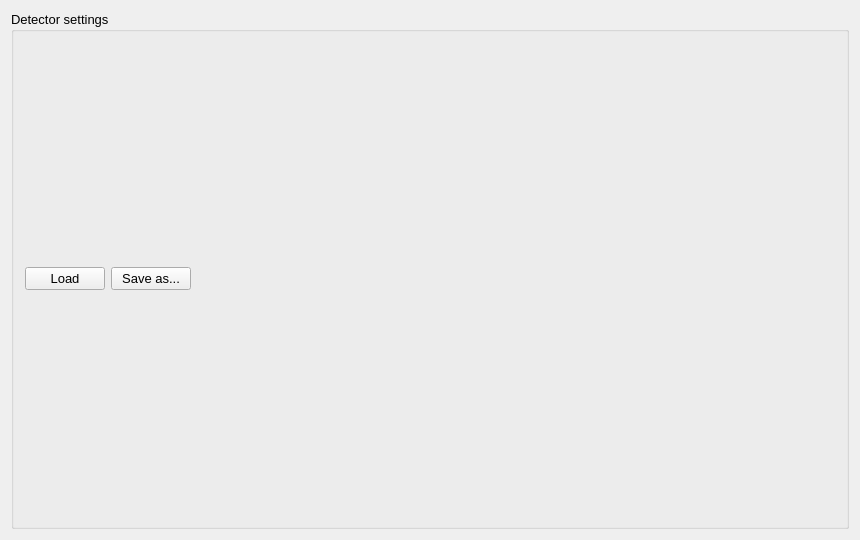
Above: ui_files/ui_request_detector_settings.ui from JYU-IBA/potku before the change. Below: the same form after it.
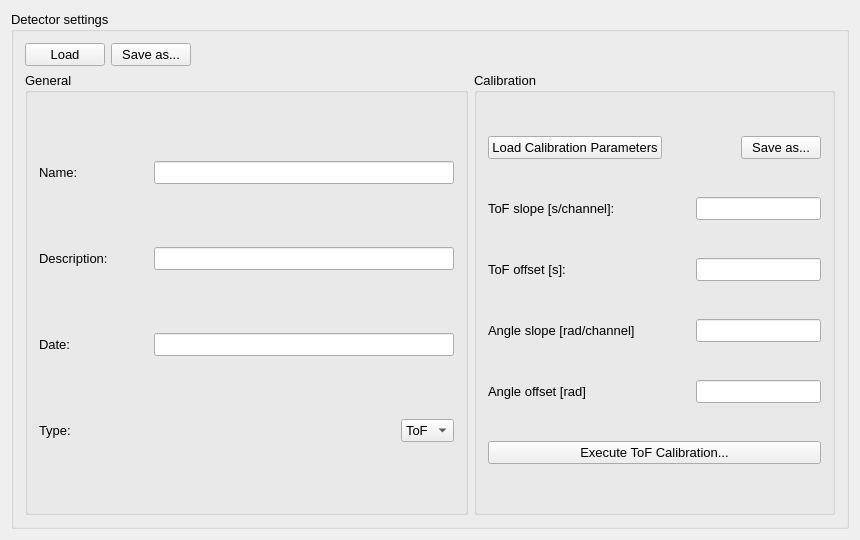
That is the form after the change.

Commit message:
Request Settings for measurement
View for measurement settings tab in request settings.

```diff
--- a/ui_files/ui_request_detector_settings.ui
+++ b/ui_files/ui_request_detector_settings.ui
@@ -44,42 +44,414 @@
        <property name="title">
         <string>Detector settings</string>
        </property>
-       <layout class="QHBoxLayout" name="horizontalLayout_14">
+       <layout class="QVBoxLayout" name="verticalLayout">
         <item>
-         <layout class="QVBoxLayout" name="verticalLayout_10">
+         <layout class="QHBoxLayout" name="horizontalLayout">
           <item>
-           <layout class="QHBoxLayout" name="horizontalLayout">
-            <item>
-             <widget class="QPushButton" name="loadButton">
-              <property name="text">
-               <string>Load</string>
-              </property>
-             </widget>
-            </item>
-            <item>
-             <widget class="QPushButton" name="saveButton">
-              <property name="text">
-               <string>Save as...</string>
-              </property>
-             </widget>
-            </item>
-            <item>
-             <spacer name="horizontalSpacer_4">
-              <property name="orientation">
-               <enum>Qt::Horizontal</enum>
-              </property>
-              <property name="sizeHint" stdset="0">
-               <size>
-                <width>40</width>
-                <height>20</height>
-               </size>
-              </property>
-             </spacer>
-            </item>
-           </layout>
+           <widget class="QPushButton" name="loadButton">
+            <property name="text">
+             <string>Load</string>
+            </property>
+           </widget>
           </item>
           <item>
-           <layout class="QHBoxLayout" name="horizontalLayout_5"/>
+           <widget class="QPushButton" name="saveButton">
+            <property name="text">
+             <string>Save as...</string>
+            </property>
+           </widget>
+          </item>
+          <item>
+           <spacer name="horizontalSpacer_4">
+            <property name="orientation">
+             <enum>Qt::Horizontal</enum>
+            </property>
+            <property name="sizeHint" stdset="0">
+             <size>
+              <width>40</width>
+              <height>20</height>
+             </size>
+            </property>
+           </spacer>
+          </item>
+         </layout>
+        </item>
+        <item>
+         <layout class="QHBoxLayout" name="horizontalLayout_2">
+          <item>
+           <widget class="QGroupBox" name="groupBox_9">
+            <property name="title">
+             <string>General</string>
+            </property>
+            <layout class="QGridLayout" name="gridLayout">
+             <item row="0" column="0">
+              <layout class="QHBoxLayout" name="horizontalLayout_34">
+               <item>
+                <widget class="QLabel" name="label_29">
+                 <property name="text">
+                  <string>Name:</string>
+                 </property>
+                </widget>
+               </item>
+               <item>
+                <spacer name="horizontalSpacer_33">
+                 <property name="orientation">
+                  <enum>Qt::Horizontal</enum>
+                 </property>
+                 <property name="sizeHint" stdset="0">
+                  <size>
+                   <width>40</width>
+                   <height>20</height>
+                  </size>
+                 </property>
+                </spacer>
+               </item>
+               <item>
+                <widget class="QLineEdit" name="energyLineEdit_3">
+                 <property name="minimumSize">
+                  <size>
+                   <width>300</width>
+                   <height>0</height>
+                  </size>
+                 </property>
+                 <property name="maximumSize">
+                  <size>
+                   <width>100</width>
+                   <height>16777215</height>
+                  </size>
+                 </property>
+                </widget>
+               </item>
+              </layout>
+             </item>
+             <item row="1" column="0">
+              <layout class="QHBoxLayout" name="horizontalLayout_33">
+               <item>
+                <widget class="QLabel" name="label_28">
+                 <property name="text">
+                  <string>Description:</string>
+                 </property>
+                </widget>
+               </item>
+               <item>
+                <spacer name="horizontalSpacer_32">
+                 <property name="orientation">
+                  <enum>Qt::Horizontal</enum>
+                 </property>
+                 <property name="sizeHint" stdset="0">
+                  <size>
+                   <width>40</width>
+                   <height>20</height>
+                  </size>
+                 </property>
+                </spacer>
+               </item>
+               <item>
+                <widget class="QLineEdit" name="energyLineEdit_2">
+                 <property name="minimumSize">
+                  <size>
+                   <width>300</width>
+                   <height>0</height>
+                  </size>
+                 </property>
+                 <property name="maximumSize">
+                  <size>
+                   <width>100</width>
+                   <height>16777215</height>
+                  </size>
+                 </property>
+                </widget>
+               </item>
+              </layout>
+             </item>
+             <item row="2" column="0">
+              <layout class="QHBoxLayout" name="horizontalLayout_35">
+               <item>
+                <widget class="QLabel" name="label_30">
+                 <property name="text">
+                  <string>Date:</string>
+                 </property>
+                </widget>
+               </item>
+               <item>
+                <spacer name="horizontalSpacer_34">
+                 <property name="orientation">
+                  <enum>Qt::Horizontal</enum>
+                 </property>
+                 <property name="sizeHint" stdset="0">
+                  <size>
+                   <width>40</width>
+                   <height>20</height>
+                  </size>
+                 </property>
+                </spacer>
+               </item>
+               <item>
+                <widget class="QLineEdit" name="energyLineEdit_4">
+                 <property name="minimumSize">
+                  <size>
+                   <width>300</width>
+                   <height>0</height>
+                  </size>
+                 </property>
+                 <property name="maximumSize">
+                  <size>
+                   <width>100</width>
+                   <height>16777215</height>
+                  </size>
+                 </property>
+                </widget>
+               </item>
+              </layout>
+             </item>
+             <item row="3" column="0">
+              <layout class="QHBoxLayout" name="horizontalLayout_36">
+               <item>
+                <widget class="QLabel" name="label_31">
+                 <property name="text">
+                  <string>Type:</string>
+                 </property>
+                </widget>
+               </item>
+               <item>
+                <spacer name="horizontalSpacer_35">
+                 <property name="orientation">
+                  <enum>Qt::Horizontal</enum>
+                 </property>
+                 <property name="sizeHint" stdset="0">
+                  <size>
+                   <width>40</width>
+                   <height>20</height>
+                  </size>
+                 </property>
+                </spacer>
+               </item>
+               <item>
+                <widget class="QComboBox" name="comboBox">
+                 <item>
+                  <property name="text">
+                   <string>ToF</string>
+                  </property>
+                 </item>
+                </widget>
+               </item>
+              </layout>
+             </item>
+            </layout>
+           </widget>
+          </item>
+          <item>
+           <widget class="QGroupBox" name="groupBox_5">
+            <property name="title">
+             <string>Calibration</string>
+            </property>
+            <layout class="QVBoxLayout" name="verticalLayout_4">
+             <item>
+              <layout class="QHBoxLayout" name="horizontalLayout_29">
+               <item>
+                <widget class="QPushButton" name="loadCalibrationParametersButton">
+                 <property name="sizePolicy">
+                  <sizepolicy hsizetype="Preferred" vsizetype="Fixed">
+                   <horstretch>0</horstretch>
+                   <verstretch>0</verstretch>
+                  </sizepolicy>
+                 </property>
+                 <property name="text">
+                  <string>Load Calibration Parameters</string>
+                 </property>
+                </widget>
+               </item>
+               <item>
+                <spacer name="horizontalSpacer_29">
+                 <property name="orientation">
+                  <enum>Qt::Horizontal</enum>
+                 </property>
+                 <property name="sizeHint" stdset="0">
+                  <size>
+                   <width>40</width>
+                   <height>20</height>
+                  </size>
+                 </property>
+                </spacer>
+               </item>
+               <item>
+                <widget class="QPushButton" name="saveCalibrationParametersButton">
+                 <property name="text">
+                  <string>Save as...</string>
+                 </property>
+                </widget>
+               </item>
+              </layout>
+             </item>
+             <item>
+              <layout class="QHBoxLayout" name="horizontalLayout_9">
+               <item>
+                <widget class="QLabel" name="label_9">
+                 <property name="text">
+                  <string>ToF slope [s/channel]:</string>
+                 </property>
+                </widget>
+               </item>
+               <item>
+                <spacer name="horizontalSpacer_9">
+                 <property name="orientation">
+                  <enum>Qt::Horizontal</enum>
+                 </property>
+                 <property name="sizeHint" stdset="0">
+                  <size>
+                   <width>40</width>
+                   <height>20</height>
+                  </size>
+                 </property>
+                </spacer>
+               </item>
+               <item>
+                <widget class="QLineEdit" name="slopeLineEdit">
+                 <property name="minimumSize">
+                  <size>
+                   <width>125</width>
+                   <height>0</height>
+                  </size>
+                 </property>
+                 <property name="maximumSize">
+                  <size>
+                   <width>125</width>
+                   <height>16777215</height>
+                  </size>
+                 </property>
+                </widget>
+               </item>
+              </layout>
+             </item>
+             <item>
+              <layout class="QHBoxLayout" name="horizontalLayout_10">
+               <item>
+                <widget class="QLabel" name="label_10">
+                 <property name="text">
+                  <string>ToF offset [s]:</string>
+                 </property>
+                </widget>
+               </item>
+               <item>
+                <spacer name="horizontalSpacer_10">
+                 <property name="orientation">
+                  <enum>Qt::Horizontal</enum>
+                 </property>
+                 <property name="sizeHint" stdset="0">
+                  <size>
+                   <width>40</width>
+                   <height>20</height>
+                  </size>
+                 </property>
+                </spacer>
+               </item>
+               <item>
+                <widget class="QLineEdit" name="offsetLineEdit">
+                 <property name="minimumSize">
+                  <size>
+                   <width>125</width>
+                   <height>0</height>
+                  </size>
+                 </property>
+                 <property name="maximumSize">
+                  <size>
+                   <width>125</width>
+                   <height>16777215</height>
+                  </size>
+                 </property>
+                </widget>
+               </item>
+              </layout>
+             </item>
+             <item>
+              <layout class="QHBoxLayout" name="horizontalLayout_6">
+               <item>
+                <widget class="QLabel" name="label_5">
+                 <property name="text">
+                  <string>Angle slope [rad/channel]</string>
+                 </property>
+                </widget>
+               </item>
+               <item>
+                <spacer name="horizontalSpacer_5">
+                 <property name="orientation">
+                  <enum>Qt::Horizontal</enum>
+                 </property>
+                 <property name="sizeHint" stdset="0">
+                  <size>
+                   <width>40</width>
+                   <height>20</height>
+                  </size>
+                 </property>
+                </spacer>
+               </item>
+               <item>
+                <widget class="QLineEdit" name="angleSlopeLineEdit">
+                 <property name="minimumSize">
+                  <size>
+                   <width>125</width>
+                   <height>0</height>
+                  </size>
+                 </property>
+                 <property name="maximumSize">
+                  <size>
+                   <width>125</width>
+                   <height>16777215</height>
+                  </size>
+                 </property>
+                </widget>
+               </item>
+              </layout>
+             </item>
+             <item>
+              <layout class="QHBoxLayout" name="horizontalLayout_7">
+               <item>
+                <widget class="QLabel" name="label_6">
+                 <property name="text">
+                  <string>Angle offset [rad]</string>
+                 </property>
+                </widget>
+               </item>
+               <item>
+                <spacer name="horizontalSpacer_6">
+                 <property name="orientation">
+                  <enum>Qt::Horizontal</enum>
+                 </property>
+                 <property name="sizeHint" stdset="0">
+                  <size>
+                   <width>40</width>
+                   <height>20</height>
+                  </size>
+                 </property>
+                </spacer>
+               </item>
+               <item>
+                <widget class="QLineEdit" name="angleOffsetLineEdit">
+                 <property name="minimumSize">
+                  <size>
+                   <width>125</width>
+                   <height>0</height>
+                  </size>
+                 </property>
+                 <property name="maximumSize">
+                  <size>
+                   <width>125</width>
+                   <height>16777215</height>
+                  </size>
+                 </property>
+                </widget>
+               </item>
+              </layout>
+             </item>
+             <item>
+              <widget class="QPushButton" name="executeCalibrationButton">
+               <property name="text">
+                <string>Execute ToF Calibration...</string>
+               </property>
+              </widget>
+             </item>
+            </layout>
+           </widget>
           </item>
          </layout>
         </item>
```
The commit also changes 6 other files.
